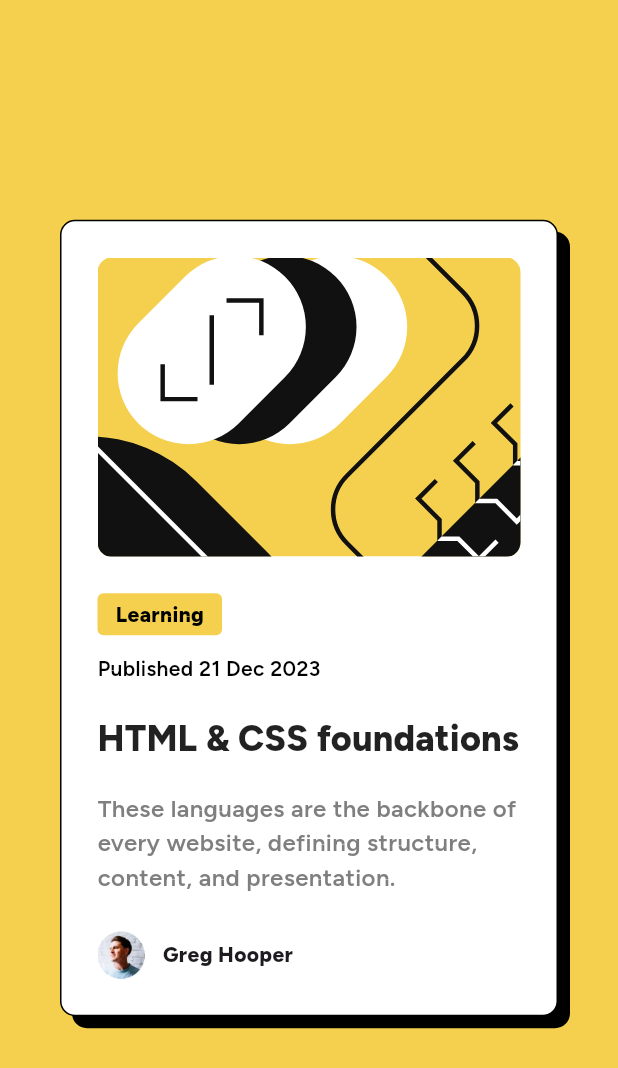
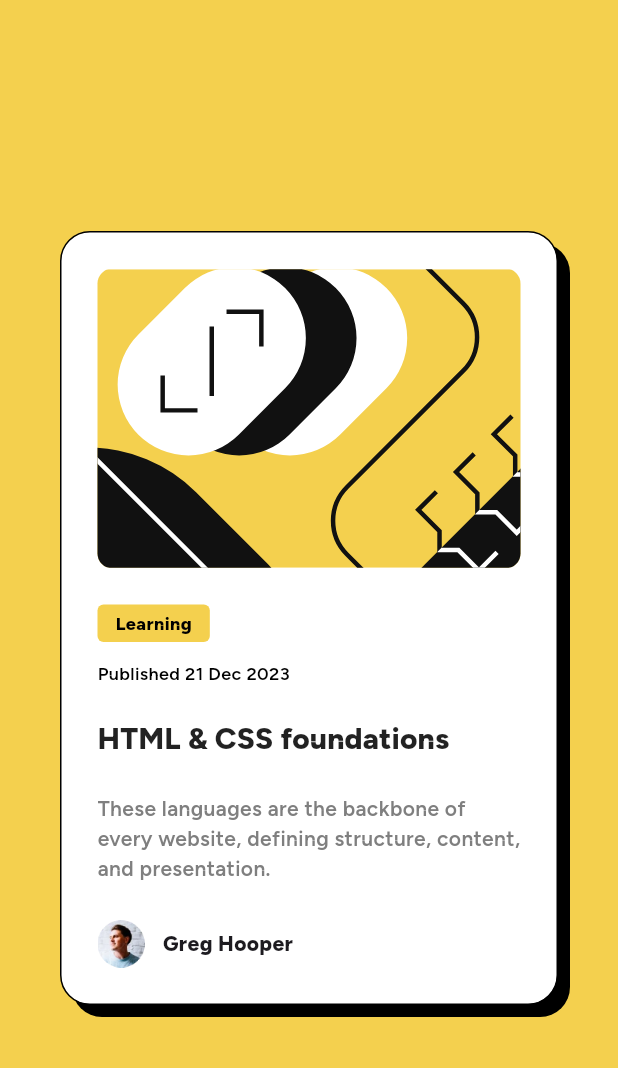
Before and after one commit to VillageR88/flutter_blog_preview_card, a Flutter app: the screen it shows after launch, on a phone screen of 412 x 824 dp. Shown: the top 1068 px of the screen. Run offline on Flutter 3.47's test engine with Material 3 defaults, Android fonts, the phone set to English and light mode, and no system bars; our stand-ins replace flutter_svg.

Commit message:
squash merge dev2 completed
Signed-off-by: VillageR88 <villager88pl@gmail.com>

```diff
--- a/lib/main.dart
+++ b/lib/main.dart
@@ -15,7 +15,7 @@
         fontFamily: 'Figtree', // Set the default font family
       ),
       title: 'Blog preview card',
-      home: const MyHomePage(title: 'Flutter Demo Home Page'),
+      home: const MyHomePage(title: 'Blog preview card'),
     );
   }
 }
@@ -44,15 +44,41 @@
             padding: const EdgeInsets.all(40),
             color: const Color(0xFFF4D04E),
             child: Center(
-              child: AnimatedContainer(
+              child: LayoutBuilder(
+                builder: (context, constraints) {
+                  double containerWidth;
+                  Map<String, int> h1;
+                  Map<String, int> span;
+                  Map<String, int> p;
+                  if (constraints.maxWidth > 768) {
+                    containerWidth = 384;
+                    h1 = {
+                      'fontSize': 24,
+                    };
+                    span = {
+                      'fontSize': 14,
+                    };
+                    p = {
+                      'fontSize': 16,
+                    };
+                  } else {
+                    containerWidth = 337;
+                    h1 = {
+                      'fontSize': 20,
+                    };
+                    span = {
+                      'fontSize': 12,
+                    };
+                    p = {
+                      'fontSize': 14,
+                    };
+                  }
+                  return AnimatedContainer(
                     duration: const Duration(milliseconds: 150),
-                width: 384,
-                constraints: const BoxConstraints(
-                  minHeight: 522,
-                ),
+                    width: containerWidth,
                     decoration: BoxDecoration(
                       color: const Color.fromARGB(255, 255, 255, 255),
-                  borderRadius: BorderRadius.circular(10),
+                      borderRadius: BorderRadius.circular(20),
                       boxShadow: [
                         BoxShadow(
                           color: Colors.black,
@@ -74,10 +100,13 @@
                           alignment: Alignment.topCenter,
                           child: ClipRRect(
                             borderRadius: BorderRadius.circular(10),
+                            child: Semantics(
+                              label: 'Illustration of an article',
                               child: SvgPicture.asset(
                                 'assets/images/illustration-article.svg',
                                 height: 200.0,
                                 fit: BoxFit.cover,
+                              ),
                             ),
                           ),
                         ),
@@ -94,20 +123,20 @@
                                   color: const Color(0xFFF4D04E),
                                   borderRadius: BorderRadius.circular(4),
                                 ),
-                            child: const Text(
+                                child: Text(
                                   'Learning',
                                   style: TextStyle(
                                       color: Colors.black,
-                                  fontSize: 14,
+                                      fontSize: span['fontSize']!.toDouble(),
                                       fontWeight: FontWeight.w800),
                                 ),
                               ),
                               const SizedBox(height: 12),
-                          const Text(
+                              Text(
                                 'Published 21 Dec 2023',
                                 style: TextStyle(
                                     color: Colors.black,
-                                fontSize: 14,
+                                    fontSize: span['fontSize']!.toDouble(),
                                     fontWeight: FontWeight.w600),
                               ),
                               const SizedBox(height: 12),
@@ -127,11 +156,13 @@
                                         vertical: 0,
                                       ),
                                     ),
-                                overlayColor:
-                                    WidgetStateProperty.all(Colors.transparent),
+                                    overlayColor: WidgetStateProperty.all(
+                                        Colors.transparent),
                                     foregroundColor:
-                                    WidgetStateProperty.resolveWith((states) {
-                                  if (states.contains(WidgetState.hovered)) {
+                                        WidgetStateProperty.resolveWith(
+                                            (states) {
+                                      if (states
+                                          .contains(WidgetState.hovered)) {
                                         return const Color(0xFFF4D04E);
                                       }
                                       return Colors.black87;
@@ -140,10 +171,10 @@
                                         milliseconds:
                                             150), // Adjust the duration here
                                   ),
-                              child: const Text(
+                                  child: Text(
                                     'HTML & CSS foundations',
                                     style: TextStyle(
-                                  fontSize: 24,
+                                      fontSize: h1['fontSize']!.toDouble(),
                                       fontWeight: FontWeight.w800,
                                     ),
                                   ),
@@ -151,12 +182,12 @@
                                 ),
                               ),
                               const SizedBox(height: 12),
-                          const Text(
+                              Text(
                                 'These languages are the backbone of every website, defining structure, content, and presentation.',
                                 style: TextStyle(
-                                fontSize: 16,
+                                    fontSize: p['fontSize']!.toDouble(),
                                     fontWeight: FontWeight.w600,
-                                color: Color(0xFF7F7F7F)),
+                                    color: const Color(0xFF7F7F7F)),
                               ),
                             ],
                           ),
@@ -184,6 +215,8 @@
                         )
                       ],
                     ),
+                  );
+                },
               ),
             ),
           ),
```
Also changed, not shown: 2 other files. Lines whose indentation alone changed are shown as unchanged.
